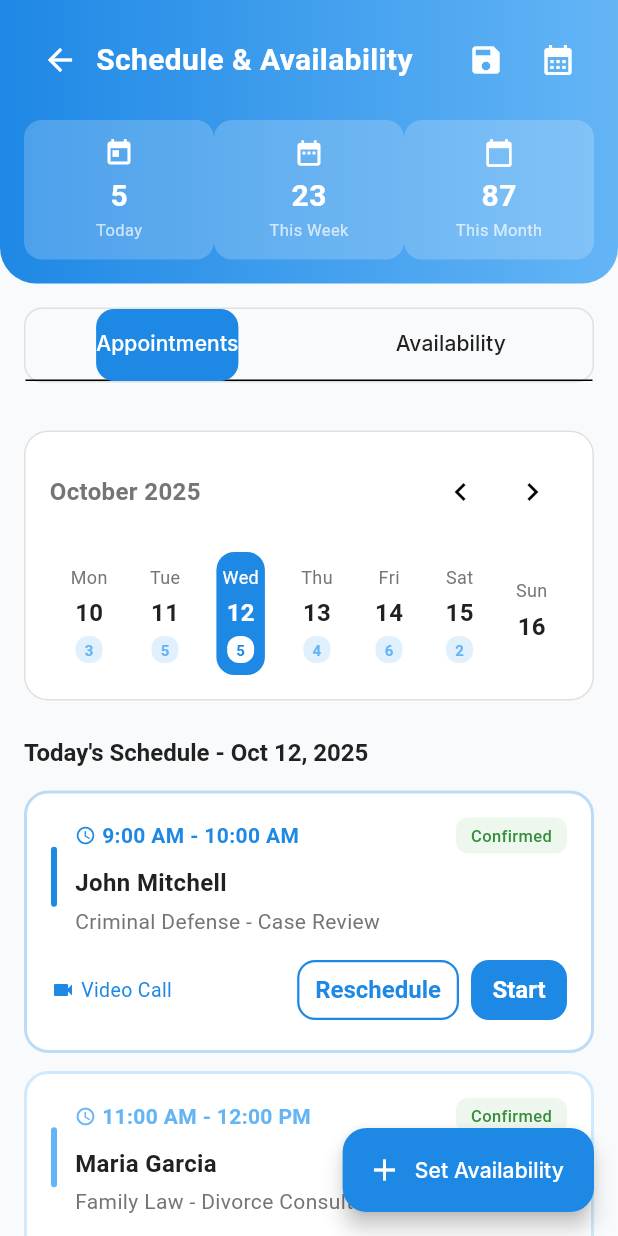
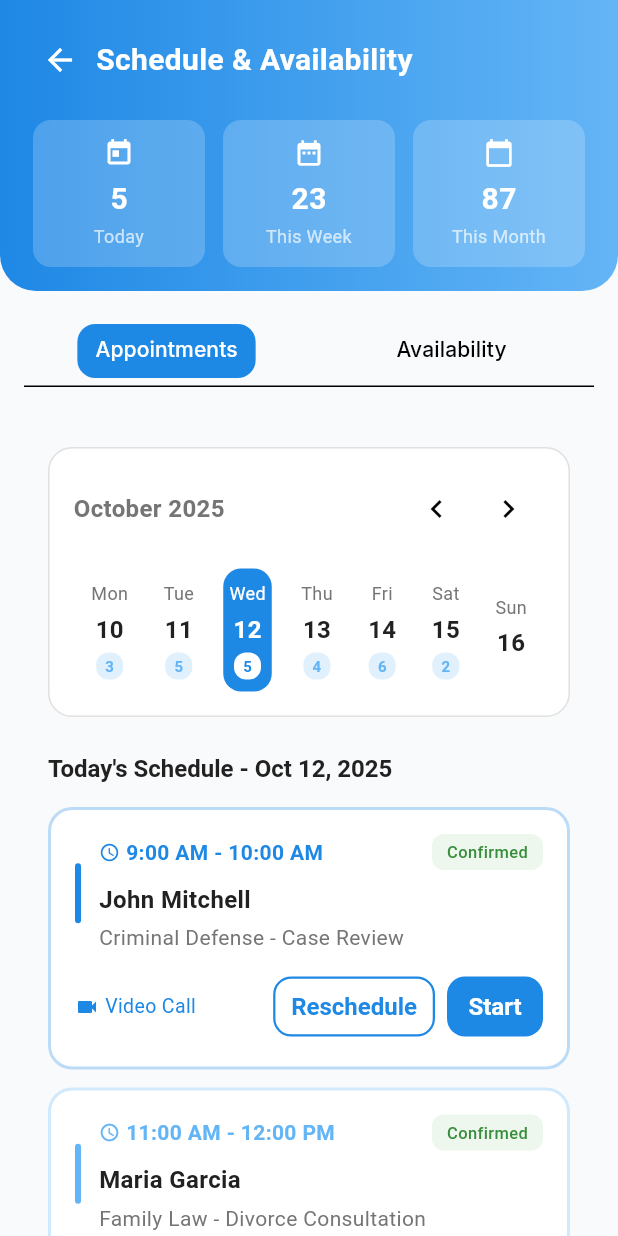
Before and after one commit to shadabtanjeed/CaseMate, a Flutter app: the LawyerScheduleScreen screen opened directly with empty values, on a phone screen of 412 x 824 dp. Run offline on Flutter 3.47's test engine with Material 3 defaults, Android fonts, the phone set to English and light mode, and no system bars; our stand-ins replace equatable, flutter_dotenv, flutter_riverpod, flutter_secure_storage, google_fonts; accounts and stored records are empty; network calls fail.

Commit message:
lawyer set availability

```diff
--- a/frontend/lib/features/auth/presentation/screens/reset_password_screen.dart
+++ b/frontend/lib/features/auth/presentation/screens/reset_password_screen.dart
@@ -84,7 +84,7 @@ class _ResetPasswordScreenState extends ConsumerState<ResetPasswordScreen> {
                 mainAxisAlignment: MainAxisAlignment.center,
                 crossAxisAlignment: CrossAxisAlignment.stretch,
                 children: [
-                  Icon(
+                  const Icon(
                     Icons.lock_reset,
                     size: 80,
                     color: AppTheme.primaryBlue,
--- a/frontend/lib/features/lawyer/lawyer_clients_screen.dart
+++ b/frontend/lib/features/lawyer/lawyer_clients_screen.dart
@@ -123,7 +123,7 @@ class _LawyerClientsScreenState extends State<LawyerClientsScreen>
           fillColor: Colors.white,
           border: OutlineInputBorder(
             borderRadius: BorderRadius.circular(12),
-            borderSide: BorderSide(color: AppTheme.borderColor),
+            borderSide: const BorderSide(color: AppTheme.borderColor),
           ),
         ),
       ),
--- a/frontend/lib/features/lawyer/lawyer_dashboard_screen.dart
+++ b/frontend/lib/features/lawyer/lawyer_dashboard_screen.dart
@@ -63,12 +63,12 @@ class _LawyerDashboardScreenState extends State<LawyerDashboardScreen>
           bottomRight: Radius.circular(24),
         ),
       ),
-      child: Row(
+      child: const Row(
         mainAxisAlignment: MainAxisAlignment.spaceBetween,
         children: [
           Column(
             crossAxisAlignment: CrossAxisAlignment.start,
-            children: const [
+            children: [
               Text(
                 'Welcome Back',
                 style: TextStyle(
@@ -83,7 +83,7 @@ class _LawyerDashboardScreenState extends State<LawyerDashboardScreen>
               ),
             ],
           ),
-          const CircleAvatar(
+          CircleAvatar(
             radius: 24,
             backgroundColor: Colors.white,
             child: Text('SJ',
--- a/frontend/lib/features/lawyer/lawyer_earnings_screen.dart
+++ b/frontend/lib/features/lawyer/lawyer_earnings_screen.dart
@@ -302,14 +302,13 @@ class _LawyerEarningsScreenState extends State<LawyerEarningsScreen> {
             const SizedBox(height: 4),
             Container(
               height: 140 * height,
-              decoration: BoxDecoration(
+              decoration: const BoxDecoration(
                 gradient: LinearGradient(
                   colors: [AppTheme.primaryBlue, AppTheme.accentBlue],
                   begin: Alignment.topCenter,
                   end: Alignment.bottomCenter,
                 ),
-                borderRadius:
-                    const BorderRadius.vertical(top: Radius.circular(4)),
+                borderRadius: BorderRadius.vertical(top: Radius.circular(4)),
               ),
             ),
             const SizedBox(height: 8),
--- a/frontend/lib/features/lawyer/lawyer_schedule_screen.dart
+++ b/frontend/lib/features/lawyer/lawyer_schedule_screen.dart
@@ -1,11 +1,17 @@
 import 'package:flutter/material.dart';
+import 'dart:async';
 import '../../core/theme/app_theme.dart';
 import 'data/schedule_service.dart';
 
 class LawyerScheduleScreen extends StatefulWidget {
   final VoidCallback onBack;
+  final String currentLawyerEmail;
 
-  const LawyerScheduleScreen({super.key, required this.onBack});
+  const LawyerScheduleScreen({
+    super.key,
+    required this.onBack,
+    required this.currentLawyerEmail,
+  });
 
   @override
   State<LawyerScheduleScreen> createState() => _LawyerScheduleScreenState();
@@ -15,6 +21,8 @@ class _LawyerScheduleScreenState extends State<LawyerScheduleScreen>
     with SingleTickerProviderStateMixin {
   late TabController _tabController;
   final ScheduleService _scheduleService = ScheduleService();
+  bool _hasUnsavedChanges = false;
+  Timer? _hideFabTimer;
 
   // Weekly schedule: weekday -> list of time slots
   Map<String, List<Map<String, String>>> _weeklySchedule = {
@@ -38,8 +46,6 @@ class _LawyerScheduleScreenState extends State<LawyerScheduleScreen>
     'Sunday': false,
   };
 
-  String currentLawyerEmail =
-      'lawyer@example.com'; // replace with real user email
   bool _isLoading = true;
 
   @override
@@ -47,12 +53,17 @@ class _LawyerScheduleScreenState extends State<LawyerScheduleScreen>
     super.initState();
     _tabController = TabController(length: 2, vsync: this);
     _loadScheduleFromBackend();
+    // refresh UI on tab change so FAB visibility updates
+    _tabController.addListener(() {
+      if (mounted) setState(() {});
+    });
   }
 
   Future<void> _loadScheduleFromBackend() async {
     setState(() => _isLoading = true);
     try {
-      final response = await _scheduleService.getSchedule(currentLawyerEmail);
+      final response =
+          await _scheduleService.getSchedule(widget.currentLawyerEmail);
       // Response format: { email, weekly_schedule: [{ weekday, slots: [{start, end}] }] }
       // This is now a recurring weekly pattern
       if (response['weekly_schedule'] != null) {
@@ -96,12 +107,16 @@ class _LawyerScheduleScreenState extends State<LawyerScheduleScreen>
       // 404 or other error - keep all weekdays unselected
       print('No schedule found or error loading: $e');
     } finally {
-      setState(() => _isLoading = false);
+      setState(() {
+        _isLoading = false;
+        _hasUnsavedChanges = false; // loaded schedule is the source of truth
+      });
     }
   }
 
   @override
   void dispose() {
+    _hideFabTimer?.cancel();
     _tabController.dispose();
     super.dispose();
   }
@@ -115,7 +130,10 @@ class _LawyerScheduleScreenState extends State<LawyerScheduleScreen>
           children: [
             _buildHeader(),
             _buildTabBar(),
+            const SizedBox(height: 8),
             Expanded(
+              child: Padding(
+                padding: const EdgeInsets.symmetric(horizontal: 16.0),
                 child: TabBarView(
                   controller: _tabController,
                   children: [
@@ -124,15 +142,24 @@ class _LawyerScheduleScreenState extends State<LawyerScheduleScreen>
                   ],
                 ),
               ),
+            ),
           ],
         ),
       ),
-      floatingActionButton: FloatingActionButton.extended(
-        onPressed: () => _showSetAvailabilityDialog(),
+      floatingActionButton: AnimatedSwitcher(
+        duration: const Duration(milliseconds: 300),
+        child: (_tabController.index == 1 && _hasUnsavedChanges)
+            ? FloatingActionButton.extended(
+                key: const ValueKey('save-fab'),
+                onPressed: _saveSchedule,
                 backgroundColor: AppTheme.primaryBlue,
-        icon: const Icon(Icons.add, color: Colors.white),
-        label: const Text('Set Availability',
+                icon: const Icon(Icons.save, color: Colors.white),
+                label: const Text('Save changes',
                     style: TextStyle(color: Colors.white)),
+              )
+            : const SizedBox.shrink(
+                key: ValueKey('no-fab'),
+              ),
       ),
     );
   }
@@ -167,30 +194,30 @@ class _LawyerScheduleScreenState extends State<LawyerScheduleScreen>
                   ),
                 ),
               ),
-              // Save button to persist schedule to backend
-              IconButton(
-                icon: const Icon(Icons.save, color: Colors.white),
-                onPressed: _saveSchedule,
-                tooltip: 'Save Schedule',
-              ),
-              IconButton(
-                icon: const Icon(Icons.calendar_month, color: Colors.white),
-                onPressed: () {},
-              ),
+              // Save/calendar icons removed; saving is available via inline FAB when changes exist
             ],
           ),
           const SizedBox(height: 16),
           Row(
             children: [
               Expanded(
+                child: Padding(
+                  padding: const EdgeInsets.symmetric(horizontal: 6.0),
                   child: _buildHeaderStat('5', 'Today', Icons.today),
                 ),
+              ),
               Expanded(
+                child: Padding(
+                  padding: const EdgeInsets.symmetric(horizontal: 6.0),
                   child: _buildHeaderStat('23', 'This Week', Icons.date_range),
                 ),
+              ),
               Expanded(
-                child:
-                    _buildHeaderStat('87', 'This Month', Icons.calendar_today),
+                child: Padding(
+                  padding: const EdgeInsets.symmetric(horizontal: 6.0),
+                  child: _buildHeaderStat(
+                      '87', 'This Month', Icons.calendar_today),
+                ),
               ),
             ],
           ),
@@ -202,14 +229,17 @@ class _LawyerScheduleScreenState extends State<LawyerScheduleScreen>
   Widget _buildHeaderStat(String value, String label, IconData icon) {
     return Container(
       padding: const EdgeInsets.all(12),
+      constraints: const BoxConstraints(minHeight: 72),
       decoration: BoxDecoration(
         color: Colors.white.withOpacity(0.2),
         borderRadius: BorderRadius.circular(12),
       ),
       child: Column(
+        mainAxisAlignment: MainAxisAlignment.center,
+        crossAxisAlignment: CrossAxisAlignment.center,
         children: [
           Icon(icon, color: Colors.white, size: 20),
-          const SizedBox(height: 4),
+          const SizedBox(height: 6),
           Text(
             value,
             style: const TextStyle(
@@ -218,11 +248,13 @@ class _LawyerScheduleScreenState extends State<LawyerScheduleScreen>
               fontWeight: FontWeight.w600,
             ),
           ),
+          const SizedBox(height: 2),
           Text(
             label,
+            textAlign: TextAlign.center,
             style: const TextStyle(
               color: Colors.white70,
-              fontSize: 11,
+              fontSize: 12,
             ),
           ),
         ],
@@ -234,7 +266,8 @@ class _LawyerScheduleScreenState extends State<LawyerScheduleScreen>
     return Container(
       margin: const EdgeInsets.all(16),
       decoration: BoxDecoration(
-        border: Border.all(color: AppTheme.borderColor),
+        // remove explicit border to avoid horizontal divider
+        // color: Colors.transparent,
         borderRadius: BorderRadius.circular(12),
       ),
       child: TabBar(
@@ -243,11 +276,19 @@ class _LawyerScheduleScreenState extends State<LawyerScheduleScreen>
           color: AppTheme.primaryBlue,
           borderRadius: BorderRadius.circular(12),
         ),
+        indicatorPadding:
+            const EdgeInsets.symmetric(horizontal: 4, vertical: 6),
+        labelPadding: EdgeInsets.zero,
         labelColor: Colors.white,
-        unselectedLabelColor: AppTheme.textPrimary,
         tabs: const [
-          Tab(text: 'Appointments'),
-          Tab(text: 'Availability'),
+          Tab(
+              child: Padding(
+                  padding: EdgeInsets.symmetric(vertical: 12, horizontal: 16),
+                  child: Text('Appointments'))),
+          Tab(
+              child: Padding(
+                  padding: EdgeInsets.symmetric(vertical: 12, horizontal: 16),
+                  child: Text('Availability'))),
         ],
       ),
     );
@@ -534,9 +575,7 @@ class _LawyerScheduleScreenState extends State<LawyerScheduleScreen>
     );
   }
 
-  void _showSetAvailabilityDialog() async {
-    // This is now deprecated - using _addTimeSlot instead
-  }
+  // _showSetAvailabilityDialog removed; use inline Add Time Slot actions
 
   Future<void> _addTimeSlot(String weekday) async {
     final start = await showTimePicker(
@@ -558,6 +597,7 @@ class _LawyerScheduleScreenState extends State<LawyerScheduleScreen>
     setState(() {
       _weeklySchedule[weekday]!.add(slot);
       _weekdayEnabled[weekday] = true;
+      _hasUnsavedChanges = true;
     });
   }
 
@@ -588,6 +628,7 @@ class _LawyerScheduleScreenState extends State<LawyerScheduleScreen>
 
     setState(() {
       _weeklySchedule[weekday]![index] = slot;
+      _hasUnsavedChanges = true;
     });
   }
 
@@ -606,19 +647,26 @@ class _LawyerScheduleScreenState extends State<LawyerScheduleScreen>
     });
 
     final payload = {
-      'email': currentLawyerEmail,
+      'email': widget.currentLawyerEmail,
       'weekly_schedule': weeklyScheduleList,
     };
 
     try {
-      await _scheduleService.saveSchedule(currentLawyerEmail, payload);
+      await _scheduleService.saveSchedule(widget.currentLawyerEmail, payload);
       if (mounted) {
+        // show small confirmation and hide FAB after a short delay
         ScaffoldMessenger.of(context).showSnackBar(
           const SnackBar(
-            content: Text('Schedule saved successfully!'),
-            backgroundColor: Colors.green,
+            content: Text('All changes saved'),
+            backgroundColor: AppTheme.primaryBlue,
+            duration: Duration(milliseconds: 1200),
           ),
         );
+        // delay clearing the unsaved flag so the user sees the confirmation
+        _hideFabTimer?.cancel();
+        _hideFabTimer = Timer(const Duration(milliseconds: 1200), () {
+          if (mounted) setState(() => _hasUnsavedChanges = false);
+        });
       }
     } catch (e) {
       if (mounted) {
@@ -649,8 +697,8 @@ class _LawyerScheduleScreenState extends State<LawyerScheduleScreen>
               borderRadius: BorderRadius.circular(16),
               border: Border.all(color: AppTheme.accentBlue.withOpacity(0.3)),
             ),
-            child: Row(
-              children: const [
+            child: const Row(
+              children: [
                 Icon(Icons.info_outline, color: AppTheme.primaryBlue),
                 SizedBox(width: 12),
                 Expanded(
@@ -664,20 +712,11 @@ class _LawyerScheduleScreenState extends State<LawyerScheduleScreen>
           ),
           const SizedBox(height: 24),
           Row(
-            mainAxisAlignment: MainAxisAlignment.spaceBetween,
+            mainAxisAlignment: MainAxisAlignment.start,
             children: [
               Text(
                 'Weekly Schedule',
                 style: Theme.of(context).textTheme.titleLarge,
-              ),
-              ElevatedButton.icon(
-                onPressed: _saveSchedule,
-                icon: const Icon(Icons.save, size: 18),
-                label: const Text('Save Schedule'),
-                style: ElevatedButton.styleFrom(
-                  backgroundColor: AppTheme.primaryBlue,
-                  foregroundColor: Colors.white,
-                ),
               ),
             ],
           ),
@@ -722,13 +761,15 @@ class _LawyerScheduleScreenState extends State<LawyerScheduleScreen>
                 onChanged: (val) {
                   setState(() {
                     _weekdayEnabled[day] = val;
+                    // mark unsaved for both enable/disable
                     if (!val) {
                       // Clear slots when disabled
                       _weeklySchedule[day] = [];
                     }
+                    _hasUnsavedChanges = true;
                   });
                 },
-                activeColor: AppTheme.primaryBlue,
+                activeThumbColor: AppTheme.primaryBlue,
               ),
             ],
           ),
--- a/frontend/lib/features/profile/presentation/screens/profile_screen.dart
+++ b/frontend/lib/features/profile/presentation/screens/profile_screen.dart
@@ -343,8 +343,8 @@ class ProfileScreen extends StatelessWidget {
       title: Text(title),
       subtitle: Text(subtitle, style: const TextStyle(fontSize: 12)),
       value: value,
-  onChanged: (val) {},
-  activeColor: AppTheme.primaryBlue,
+      onChanged: (val) {},
+      activeThumbColor: AppTheme.primaryBlue,
     );
   }
 }
```
Also changed, not shown: frontend/lib/features/chat/presentation/screens/chatbot_screen.dart (+5 -5 lines), frontend/lib/features/lawyer/lawyer_reviews_screen.dart (+7 -7 lines), frontend/lib/main.dart (+20 -5 lines). Lines whose indentation alone changed are shown as unchanged.
